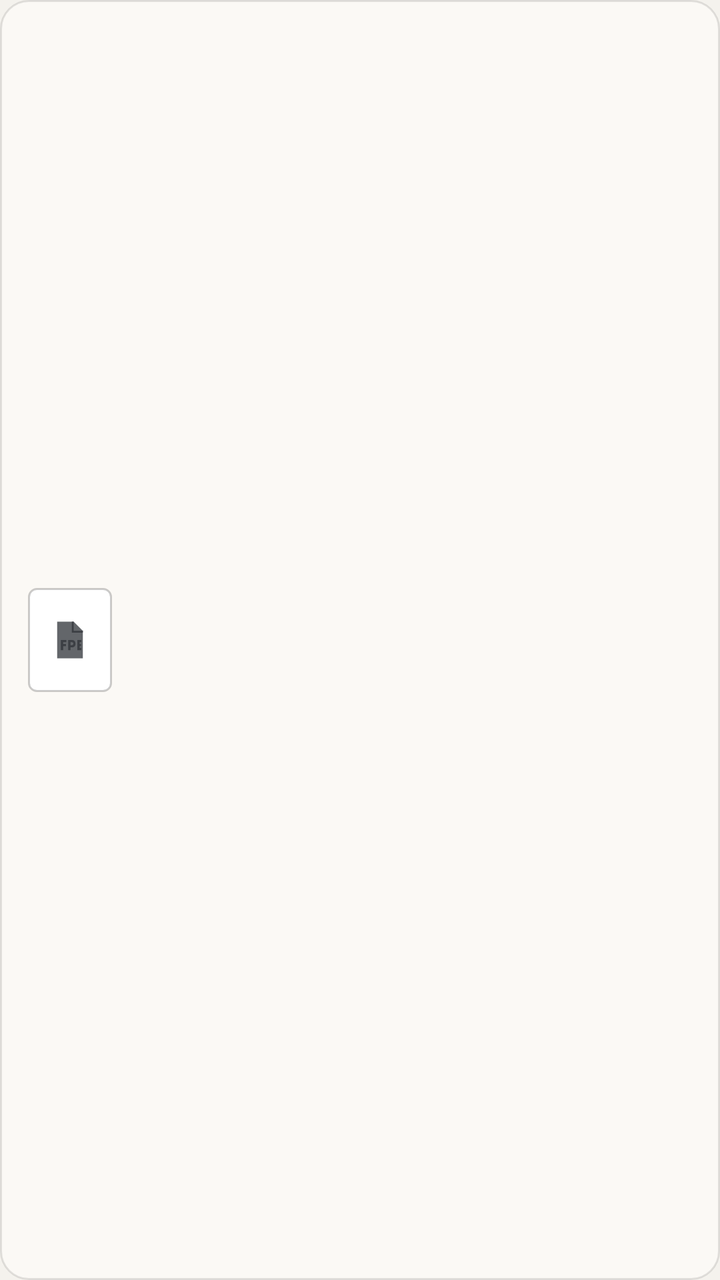
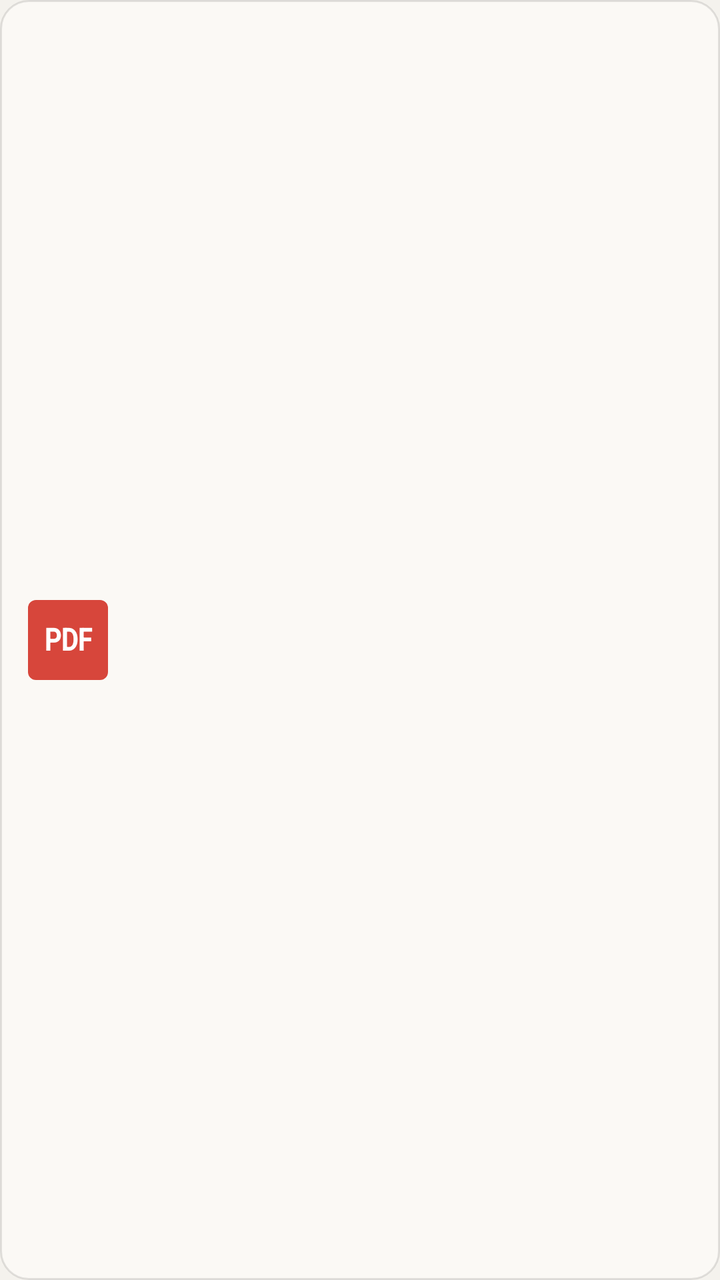

The first picture is an Android layout as it rendered before a commit; the second is the same layout after the commit. The layout source and the unified diff follow.
<!-- AndroidManifest.xml: application theme AppTheme -->
<!-- res/layout/item_home_card.xml -->
<?xml version="1.0" encoding="utf-8"?>
<LinearLayout xmlns:android="http://schemas.android.com/apk/res/android"
    android:layout_width="match_parent"
    android:layout_height="wrap_content"
    android:background="@drawable/home_card_bg"
    android:gravity="center_vertical"
    android:orientation="horizontal"
    android:layout_marginBottom="10dp"
    android:padding="14dp">

    <FrameLayout
        android:layout_width="42dp"
        android:layout_height="52dp"
        android:background="@drawable/home_paper">

        <ImageView
            android:layout_width="22dp"
            android:layout_height="22dp"
            android:layout_gravity="center"
            android:importantForAccessibility="no"
            android:src="@drawable/ic_pdf"
            android:tint="@color/icon" />

    </FrameLayout>

    <LinearLayout
        android:layout_width="0dp"
        android:layout_height="wrap_content"
        android:layout_marginStart="14dp"
        android:layout_weight="1"
        android:orientation="vertical">

        
        <TextView
            android:id="@+id/cardName"
            android:layout_width="match_parent"
            android:layout_height="wrap_content"
            android:maxLines="4"
            android:textColor="@color/icon"
            android:textSize="16sp" />

        <TextView
            android:id="@+id/cardProgress"
            android:layout_width="match_parent"
            android:layout_height="wrap_content"
            android:layout_marginTop="4dp"
            android:singleLine="true"
            android:textColor="@color/page_text"
            android:textSize="12sp" />

    </LinearLayout>

    <View
        android:id="@+id/cardInkDot"
        android:layout_width="8dp"
        android:layout_height="8dp"
        android:layout_gravity="center_vertical"
        android:layout_marginStart="8dp"
        android:background="@drawable/home_dot"
        android:visibility="gone" />

</LinearLayout>
<!-- resources referenced by this layout -->
<resources>
  <color name="icon">#FF3C3F44</color>
  <color name="page_text">#FF8A8D92</color>
  <!-- drawable home_card_bg (drawable) -->
  <?xml version="1.0" encoding="utf-8"?>
  <shape xmlns:android="http://schemas.android.com/apk/res/android"
      android:shape="rectangle">
      <solid android:color="@color/sheet" />
      <stroke android:width="1dp" android:color="#1A000000" />
      <corners android:radius="14dp" />
  </shape>
  <!-- drawable home_dot (drawable) -->
  <?xml version="1.0" encoding="utf-8"?>
  <shape xmlns:android="http://schemas.android.com/apk/res/android"
      android:shape="oval">
      <size android:width="8dp" android:height="8dp" />
      <solid android:color="@color/accent" />
  </shape>
  <!-- drawable home_paper (drawable) -->
  <?xml version="1.0" encoding="utf-8"?>
  <shape xmlns:android="http://schemas.android.com/apk/res/android"
      android:shape="rectangle">
      <solid android:color="#FFFFFFFF" />
      <stroke android:width="1dp" android:color="#33000000" />
      <corners android:radius="4dp" />
  </shape>
  <!-- drawable ic_pdf (drawable) -->
  <?xml version="1.0" encoding="utf-8"?>
  <vector xmlns:android="http://schemas.android.com/apk/res/android"
      android:width="24dp"
      android:height="24dp"
      android:viewportWidth="24"
      android:viewportHeight="24">
      <path android:fillColor="#FF000000" android:fillAlpha="0.8" android:pathData="M5,2H14L19,7V22H5V2Z" />
      <path android:fillColor="#FFDDDBD4" android:pathData="M14,2V7H19V8H13V2H14Z" />
      <path android:fillColor="#FFFFFFFF" android:pathData="M7,12H10V13.2H8.3V14.2H9.8V15.4H8.3V17.5H7V12Z M11,12H13.2C14.3,12 15,12.7 15,14C15,15.3 14.3,16 13.2,16H12.3V17.5H11V12Z M12.3,13.2V14.8H13C13.5,14.8 13.8,14.5 13.8,14C13.8,13.5 13.5,13.2 13,13.2H12.3Z M16,12H18.2V13.2H17.3V14.2H18V15.4H17.3V16.3H18.2V17.5H16V12Z" />
  </vector>
  <style name="AppTheme" parent="Theme.AppCompat.Light.NoActionBar">
          <item name="android:windowNoTitle">true</item>
          <item name="android:windowActionBar">false</item>
          <item name="android:windowBackground">@color/paper</item>
          <item name="android:statusBarColor">@android:color/transparent</item>
          <item name="android:navigationBarColor">@android:color/transparent</item>
          <item name="android:windowLightStatusBar">true</item>
          <item name="colorAccent">@color/accent</item>
      </style>
  <color name="sheet">#FFFBF9F5</color>
  <color name="accent">#FF2F6FED</color>
  <color name="paper">#FFF4F2ED</color>
</resources>

<!-- the commit's change to res/layout/item_home_card.xml (unified diff, before → after) -->
@@ -8,18 +8,26 @@
     android:layout_marginBottom="10dp"
     android:padding="14dp">
 
+    
     <FrameLayout
-        android:layout_width="42dp"
-        android:layout_height="52dp"
-        android:background="@drawable/home_paper">
+        android:layout_width="40dp"
+        android:layout_height="40dp"
+        android:background="@drawable/pdf_badge_bg"
+        android:importantForAccessibility="no">
 
-        <ImageView
-            android:layout_width="22dp"
-            android:layout_height="22dp"
-            android:layout_gravity="center"
+        <TextView
+            android:id="@+id/cardBadge"
+            android:layout_width="match_parent"
+            android:layout_height="match_parent"
+            android:gravity="center"
+            android:includeFontPadding="false"
             android:importantForAccessibility="no"
-            android:src="@drawable/ic_pdf"
-            android:tint="@color/icon" />
+            android:letterSpacing="-0.03"
+            android:scaleX="0.84"
+            android:text="PDF"
+            android:textColor="#FFFFFFFF"
+            android:textSize="16sp"
+            android:textStyle="bold" />
 
     </FrameLayout>
 
<!-- resource entries referenced after the edit -->
@@ -17,25 +17,13 @@
       <size android:width="8dp" android:height="8dp" />
       <solid android:color="@color/accent" />
   </shape>
-  <!-- drawable home_paper (drawable) -->
+  <!-- drawable pdf_badge_bg (drawable) -->
   <?xml version="1.0" encoding="utf-8"?>
   <shape xmlns:android="http://schemas.android.com/apk/res/android"
       android:shape="rectangle">
-      <solid android:color="#FFFFFFFF" />
-      <stroke android:width="1dp" android:color="#33000000" />
+      <solid android:color="@color/pdf_badge_red" />
       <corners android:radius="4dp" />
   </shape>
-  <!-- drawable ic_pdf (drawable) -->
-  <?xml version="1.0" encoding="utf-8"?>
-  <vector xmlns:android="http://schemas.android.com/apk/res/android"
-      android:width="24dp"
-      android:height="24dp"
-      android:viewportWidth="24"
-      android:viewportHeight="24">
-      <path android:fillColor="#FF000000" android:fillAlpha="0.8" android:pathData="M5,2H14L19,7V22H5V2Z" />
-      <path android:fillColor="#FFDDDBD4" android:pathData="M14,2V7H19V8H13V2H14Z" />
-      <path android:fillColor="#FFFFFFFF" android:pathData="M7,12H10V13.2H8.3V14.2H9.8V15.4H8.3V17.5H7V12Z M11,12H13.2C14.3,12 15,12.7 15,14C15,15.3 14.3,16 13.2,16H12.3V17.5H11V12Z M12.3,13.2V14.8H13C13.5,14.8 13.8,14.5 13.8,14C13.8,13.5 13.5,13.2 13,13.2H12.3Z M16,12H18.2V13.2H17.3V14.2H18V15.4H17.3V16.3H18.2V17.5H16V12Z" />
-  </vector>
   <style name="AppTheme" parent="Theme.AppCompat.Light.NoActionBar">
           <item name="android:windowNoTitle">true</item>
           <item name="android:windowActionBar">false</item>
@@ -47,6 +35,7 @@
       </style>
   <color name="sheet">#FFFBF9F5</color>
   <color name="accent">#FF2F6FED</color>
+  <color name="pdf_badge_red">#FFD7463B</color>
   <color name="paper">#FFF4F2ED</color>
 </resources>
 
